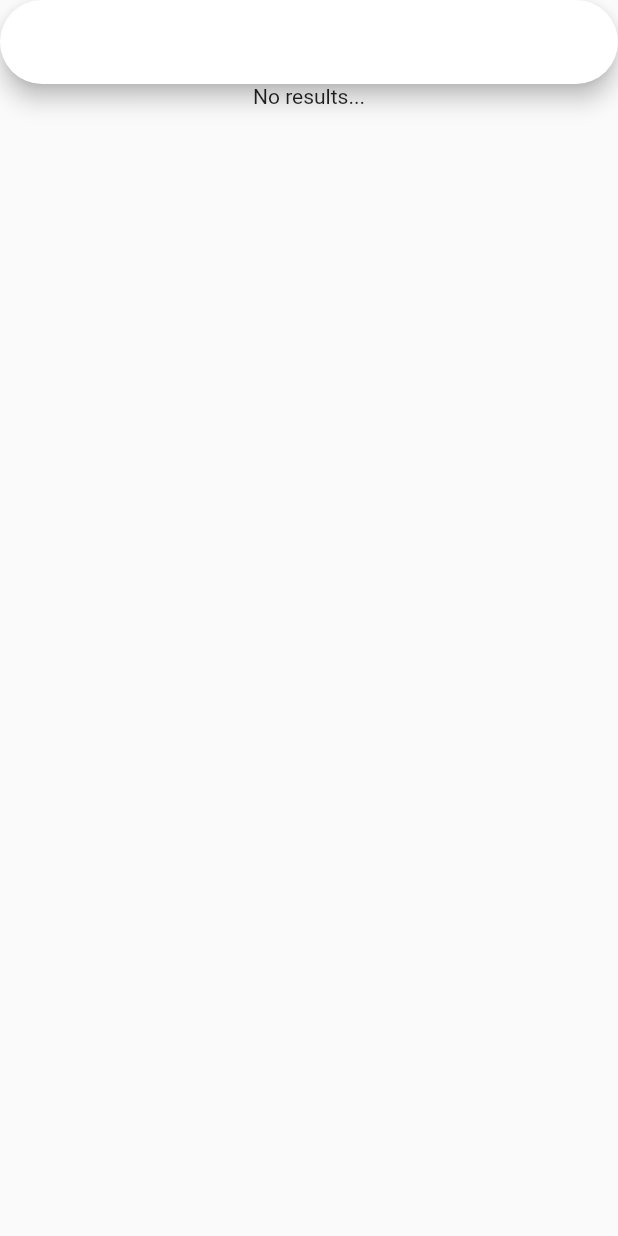
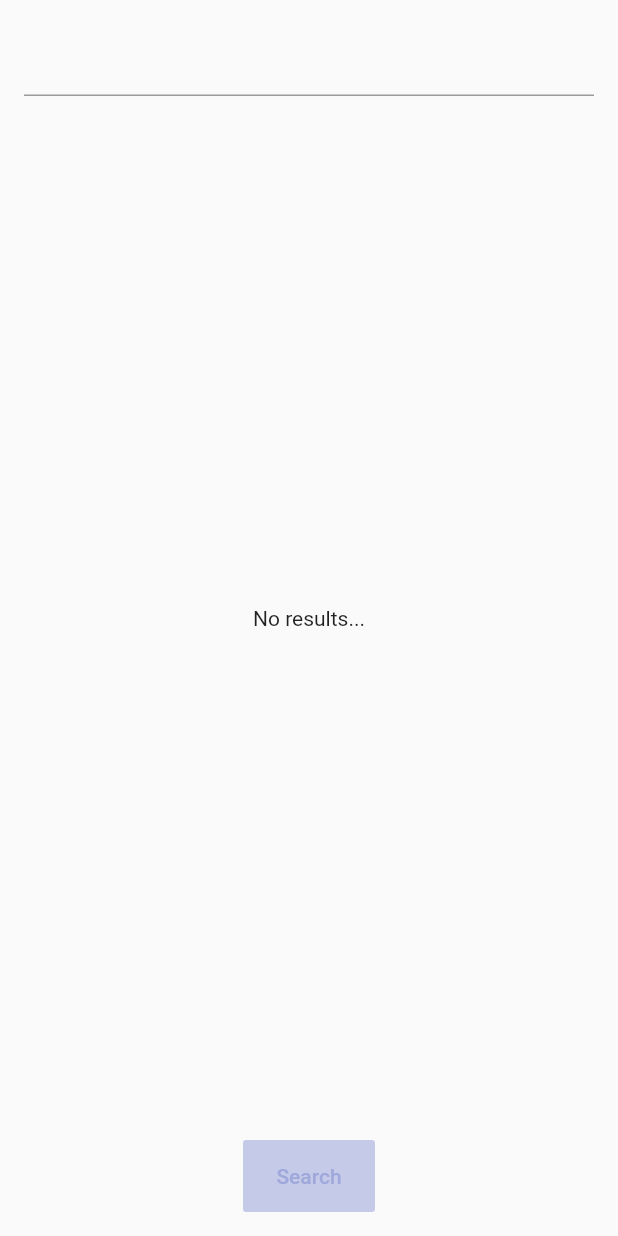
Before and after one commit to RonyBrosh/bdd-isearch, a Flutter app: the FreeTextSearchPage screen opened directly, on a phone screen of 412 x 824 dp. Run offline on Flutter 3.47's test engine with Material 2 defaults, Android fonts, the phone set to English and light mode, and no system bars; our stand-ins replace dio, freezed_annotation, get_it, injectable, retrofit; generated files the repository leaves out were written again.

Commit message:
Modified UI

```diff
--- a/lib/feature/free_text/presentation/free_text_search_page.dart
+++ b/lib/feature/free_text/presentation/free_text_search_page.dart
@@ -2,7 +2,7 @@ import 'dart:async';
 
 import 'package:bdd_isearch/feature/free_text/domain/model/song.dart';
 import 'package:bdd_isearch/feature/free_text/domain/use_case/get_songs_use_case.dart';
-import 'package:bdd_isearch/feature/free_text/presentation/generic_error_widget.dart';
+import 'package:bdd_isearch/feature/free_text/presentation/generic_error_dialog.dart';
 import 'package:bdd_isearch/feature/free_text/presentation/no_results_widget.dart';
 import 'package:flutter/material.dart';
 import 'package:get_it/get_it.dart';
@@ -15,15 +15,19 @@ class FreeTextSearchPage extends StatefulWidget {
 }
 
 class _FreeTextSearchPageState extends State<FreeTextSearchPage> {
+  final List<Song> _songs = [];
   String _searchText = '';
-  List<Song> _songs = [];
 
   @override
   Widget build(BuildContext context) {
-    return Scaffold(
-      body: Column(
+    return SafeArea(
+      child: Scaffold(
+        body: Padding(
+          padding: const EdgeInsets.all(16.0),
+          child: Column(
             children: [
-          SearchBar(
+              TextFormField(
+                key: const Key('_search_bar_'),
                 onChanged: (text) {
                   setState(() {
                     _searchText = text;
@@ -45,9 +49,18 @@ class _FreeTextSearchPageState extends State<FreeTextSearchPage> {
                     : const NoResultsWidget(),
               ),
               MaterialButton(
+                color: Colors.indigo[400],
+                disabledColor: Colors.indigo[100],
+                textColor: _searchText.isNotEmpty
+                    ? Colors.indigo[900]
+                    : Colors.indigo[200],
+                padding: const EdgeInsets.all(16.0),
                 onPressed: _searchText.isNotEmpty ? _searchSongs : null,
+                child: const Text('Search'),
               )
             ],
+          ),
+        ),
       ),
     );
   }
@@ -71,7 +84,7 @@ class _FreeTextSearchPageState extends State<FreeTextSearchPage> {
       showDialog(
         context: context,
         builder: (_) {
-          return const GenericErrorWidget();
+          return const GenericErrorDialog();
         },
       ),
     );
--- a/lib/feature/free_text/presentation/no_results_widget.dart
+++ b/lib/feature/free_text/presentation/no_results_widget.dart
@@ -5,6 +5,6 @@ class NoResultsWidget extends StatelessWidget {
 
   @override
   Widget build(BuildContext context) {
-    return const Text('No results...');
+    return const Center(child: Text('No results...'));
   }
 }
```
Also changed, not shown: lib/feature/free_text/presentation/generic_error_dialog.dart (added, +12 -0 lines), lib/feature/free_text/presentation/generic_error_widget.dart (deleted, +0 -10 lines), lib/main.dart (+5 -97 lines), 4 other files. Lines whose indentation alone changed are shown as unchanged.
